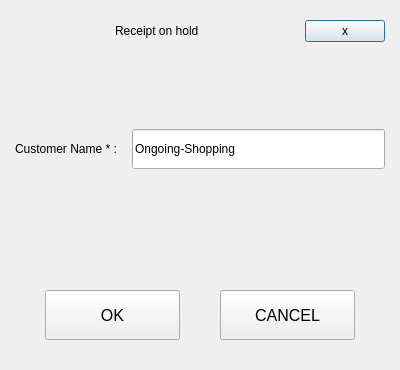
The window that Project/ui/hold_sales.ui (Selvam-T/POS) describes before a commit, drawn with Qt 5.
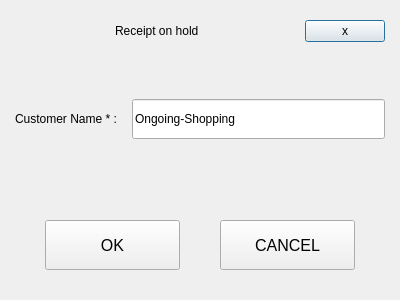
The same window after the commit.

Diff of the .ui file:
```diff
--- a/Project/ui/hold_sales.ui
+++ b/Project/ui/hold_sales.ui
@@ -7,13 +7,13 @@
     <x>0</x>
     <y>0</y>
     <width>400</width>
-    <height>370</height>
+    <height>300</height>
    </rect>
   </property>
   <property name="minimumSize">
    <size>
     <width>400</width>
-    <height>370</height>
+    <height>300</height>
    </size>
   </property>
   <property name="maximumSize">
@@ -24,7 +24,7 @@
   </property>
   <layout class="QVBoxLayout" name="mainVerticalLayout">
    <property name="spacing">
-    <number>15</number>
+    <number>10</number>
    </property>
    <property name="leftMargin">
     <number>15</number>
@@ -124,19 +124,19 @@
       <number>0</number>
      </property>
      <property name="topMargin">
-      <number>20</number>
+      <number>10</number>
      </property>
      <property name="rightMargin">
       <number>0</number>
      </property>
      <property name="bottomMargin">
-      <number>20</number>
+      <number>10</number>
      </property>
      <property name="horizontalSpacing">
       <number>15</number>
      </property>
      <property name="verticalSpacing">
-      <number>20</number>
+      <number>0</number>
      </property>
      <item row="0" column="0">
       <widget class="QLabel" name="holdSalesCustomerFieldLbl">
@@ -180,7 +180,7 @@
      <property name="sizeHint" stdset="0">
       <size>
        <width>20</width>
-       <height>15</height>
+       <height>10</height>
       </size>
      </property>
     </spacer>
@@ -206,7 +206,7 @@
      <property name="sizeHint" stdset="0">
       <size>
        <width>20</width>
-       <height>15</height>
+       <height>10</height>
       </size>
      </property>
     </spacer>
```
